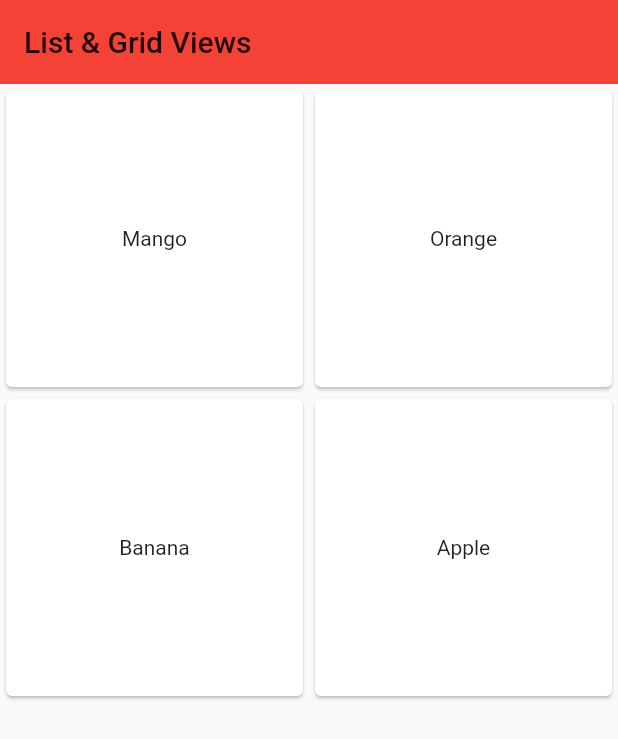
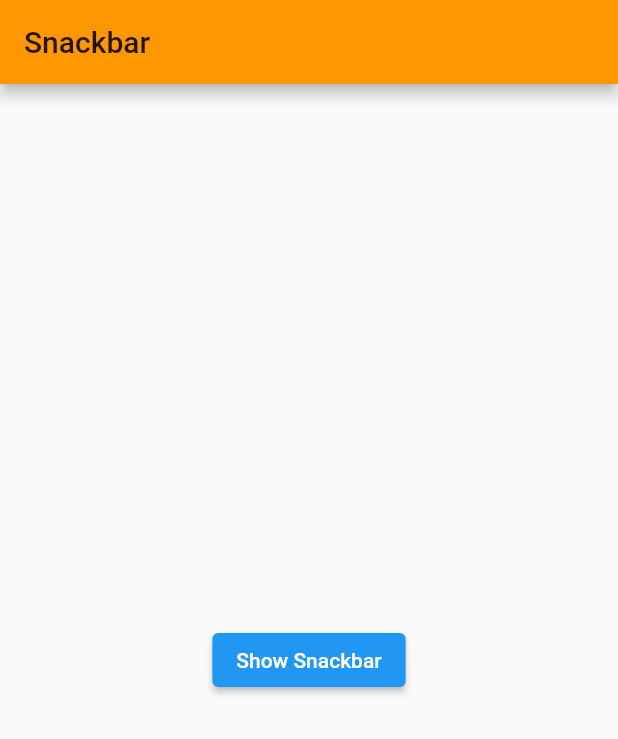
Before and after one commit to codemike513/Flutter-Widgets, a Flutter app: the screen it shows after launch, on a phone screen of 412 x 824 dp. Shown: the top 739 px of the screen. Run offline on Flutter 3.47's test engine with Material 2 defaults, Android fonts, the phone set to English and light mode, and no system bars.

Commit message:
Snackbar Widget

```diff
--- a/lib/main.dart
+++ b/lib/main.dart
@@ -2,12 +2,13 @@ import 'package:flutter/material.dart';
 import 'package:widget_app/widgets/container_sizedBox.dart';
 import 'package:widget_app/widgets/listview_gridview.dart';
 import 'package:widget_app/widgets/row_col_wrap.dart';
+import 'package:widget_app/widgets/snackbar.dart';
 import 'package:widget_app/widgets/text_elevatedButton.dart';
 
 
 void main() => runApp(MaterialApp(
       debugShowCheckedModeBanner: false,
-      home: ListGridViews(),
+      home: SnackBarWidget(),
       theme: ThemeData(
         brightness: Brightness.light,
         primaryColor: Colors.orange,
--- /dev/null
+++ b/lib/widgets/snackbar.dart
@@ -0,0 +1,38 @@
+import 'package:flutter/material.dart';
+
+class SnackBarWidget extends StatelessWidget {
+  const SnackBarWidget({Key? key}) : super(key: key);
+
+  @override
+  Widget build(BuildContext context) {
+    return Scaffold(
+      appBar: AppBar(
+        title: Text('Snackbar'),
+      ),
+      body: Container(
+        child: Center(
+          child: ElevatedButton(
+            onPressed: () {
+              final snackbar = SnackBar(
+                  // Floating snackbar
+                  behavior: SnackBarBehavior.floating,
+                  // padding: EdgeInsets.all(10),
+                  duration: const Duration(milliseconds: 3000),
+                  action: SnackBarAction(
+                    label: 'Undo',
+                    textColor: Colors.black,
+                    onPressed: () {},
+                  ),
+                  shape: RoundedRectangleBorder(
+                      borderRadius: BorderRadius.circular(20)),
+                  backgroundColor: Colors.red,
+                  content: Text('This is an error'));
+              ScaffoldMessenger.of(context).showSnackBar(snackbar);
+            },
+            child: Text('Show Snackbar'),
+          ),
+        ),
+      ),
+    );
+  }
+}
```
